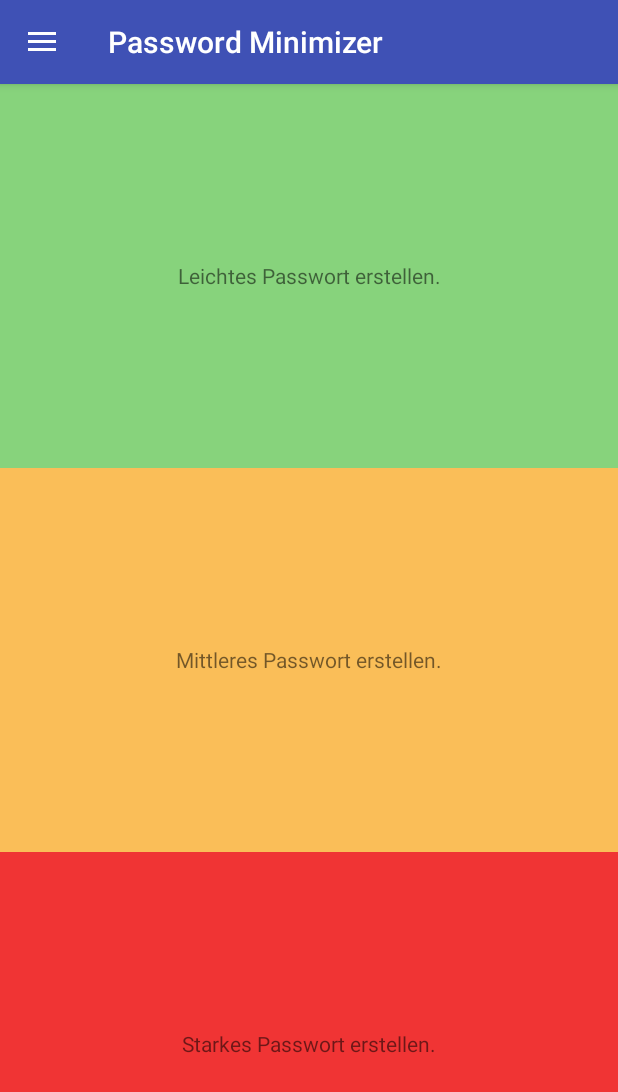
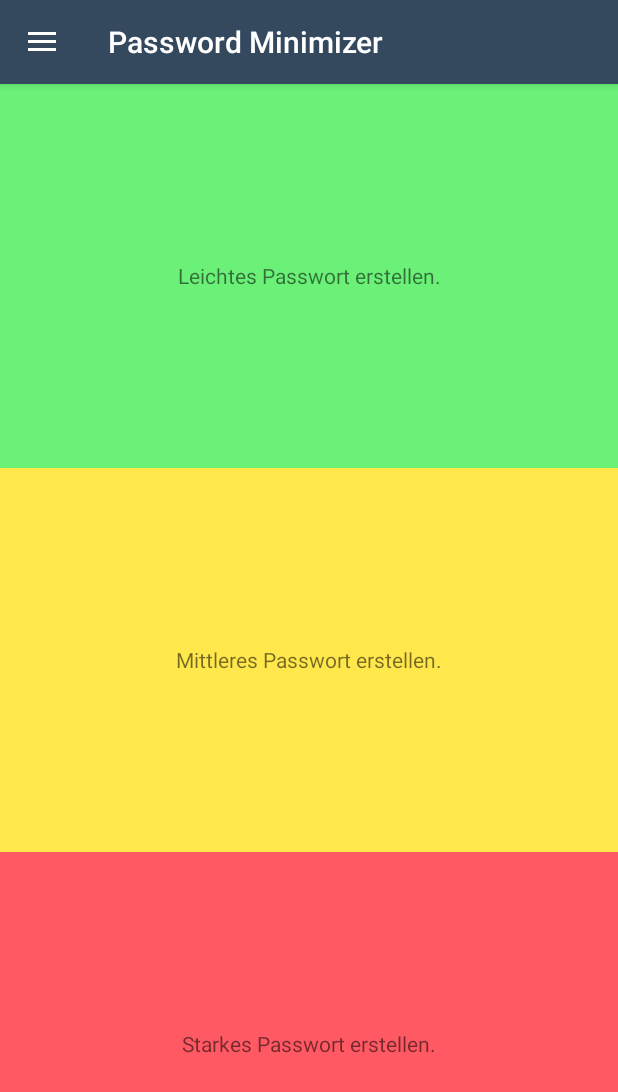
Before and after one commit to eileenoo/password_minimizer, an Android app: the CreatePasswordActivity screen opened directly, with no data from a screen before it, on a phone screen of 412 x 824 dp. Shown: the top 1092 px of the screen. Run offline under Robolectric (Android 15) with nearby library versions, the phone set to English and light mode, and no system bars.

Commit message:
experimenting with colors

```diff
--- a/app/src/main/res/values/colors.xml
+++ b/app/src/main/res/values/colors.xml
@@ -1,16 +1,16 @@
 <?xml version="1.0" encoding="utf-8"?>
 <resources>
-    <color name="colorPrimary">#3F51B5</color>
-    <color name="colorPrimaryDark">#303F9F</color>
-    <color name="colorAccent">#FF4081</color>
+    <color name="colorPrimary">#34495e</color>
+    <color name="colorPrimaryDark">#2c3e50</color>
+    <color name="colorAccent">#e74c3c</color>
 
     <color name="color_main_blue">#420BBF</color>
     <color name="color_main_violet">#8554CF</color>
     <color name="color_main_lighter_violet">#B923E6</color>
 
-    <color name="color_simple_pw">#87D37C</color>
-    <color name="color_middle_pw">#FABE58</color>
-    <color name="color_strong_pw">#F03434</color>
+    <color name="color_simple_pw">#6BF178</color>
+    <color name="color_middle_pw">#FFE74C</color>
+    <color name="color_strong_pw">#FF5964</color>
 
     <color name="color_button_pin">#80230073</color>
     <color name="color_button_pin_pressed">#800D002C</color>
```
